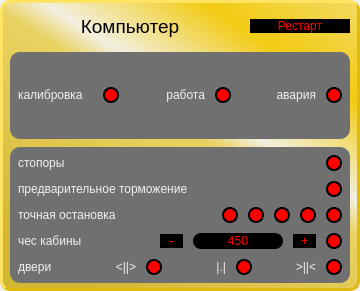
Above: interfaces/sensors.ui from ZalmanHack/Elevator before the change. Below: the same form after it.
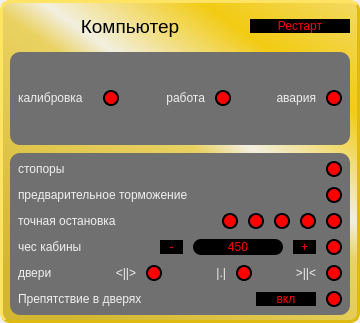
That is the form after the change.

```diff
--- a/interfaces/sensors.ui
+++ b/interfaces/sensors.ui
@@ -7,7 +7,7 @@
     <x>0</x>
     <y>0</y>
     <width>360</width>
-    <height>291</height>
+    <height>323</height>
    </rect>
   </property>
   <property name="sizePolicy">
@@ -19,13 +19,13 @@
   <property name="minimumSize">
    <size>
     <width>360</width>
-    <height>291</height>
+    <height>323</height>
    </size>
   </property>
   <property name="maximumSize">
    <size>
     <width>360</width>
-    <height>291</height>
+    <height>323</height>
    </size>
   </property>
   <property name="windowTitle">
@@ -52,13 +52,13 @@
      <property name="minimumSize">
       <size>
        <width>360</width>
-       <height>291</height>
+       <height>323</height>
       </size>
      </property>
      <property name="maximumSize">
       <size>
        <width>360</width>
-       <height>291</height>
+       <height>323</height>
       </size>
      </property>
      <property name="styleSheet">
@@ -874,6 +874,86 @@
            </item>
           </layout>
          </item>
+         <item>
+          <layout class="QHBoxLayout" name="horizontalLayout_7">
+           <property name="spacing">
+            <number>10</number>
+           </property>
+           <item>
+            <widget class="QLabel" name="label_20">
+             <property name="styleSheet">
+              <string notr="true">	font: 75 14pt &quot;MS Shell Dlg 2&quot;;
+	color: rgb(240, 240, 240);</string>
+             </property>
+             <property name="text">
+              <string>Препятствие в дверях</string>
+             </property>
+            </widget>
+           </item>
+           <item>
+            <widget class="QPushButton" name="obstruction_btn">
+             <property name="minimumSize">
+              <size>
+               <width>60</width>
+               <height>0</height>
+              </size>
+             </property>
+             <property name="maximumSize">
+              <size>
+               <width>60</width>
+               <height>16777215</height>
+              </size>
+             </property>
+             <property name="cursor">
+              <cursorShape>PointingHandCursor</cursorShape>
+             </property>
+             <property name="styleSheet">
+              <string notr="true">QPushButton {
+	border-radius: 8px;
+	background-color: rgb(0, 0, 0);
+	font: 75 14pt &quot;MS Shell Dlg 2&quot;;
+	color: rgb(255, 0, 0);
+}
+
+QPushButton:hover {
+	background-color: rgb(50, 50, 50);
+}</string>
+             </property>
+             <property name="text">
+              <string>вкл</string>
+             </property>
+            </widget>
+           </item>
+           <item>
+            <widget class="QLabel" name="light_dorr_obstruction">
+             <property name="minimumSize">
+              <size>
+               <width>16</width>
+               <height>16</height>
+              </size>
+             </property>
+             <property name="maximumSize">
+              <size>
+               <width>16</width>
+               <height>16</height>
+              </size>
+             </property>
+             <property name="styleSheet">
+              <string notr="true">QLabel {
+	border-style: outset;
+	border-radius: 8px;
+	border-width: 2px;
+	border-color: rgb(0, 0, 0);
+	background-color: rgb(255, 0, 0)
+}</string>
+             </property>
+             <property name="text">
+              <string/>
+             </property>
+            </widget>
+           </item>
+          </layout>
+         </item>
         </layout>
        </widget>
       </item>
```
